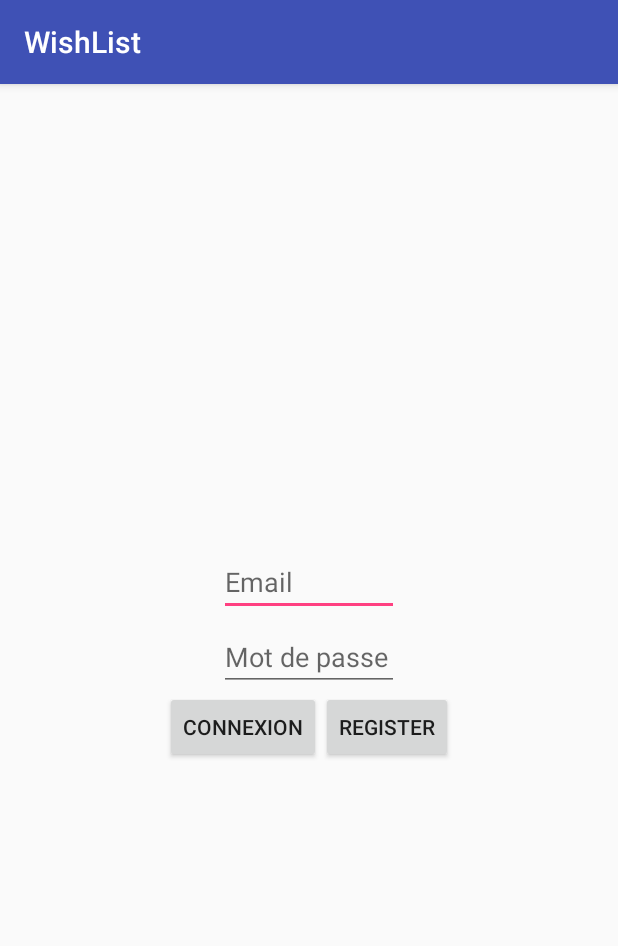
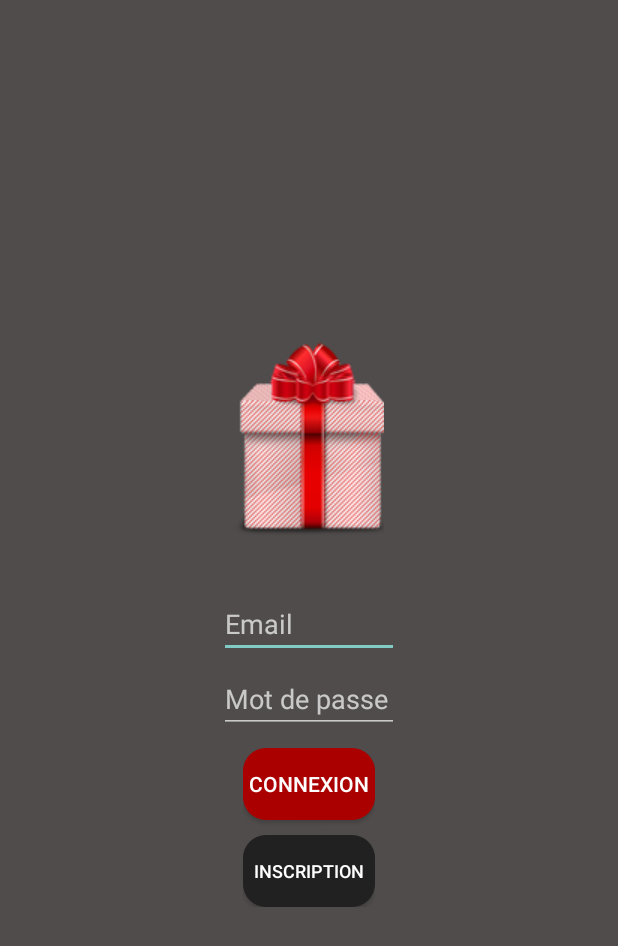
Before and after one commit to xkenzzo31/WishList, an Android app: the screen it shows after launch (MainActivity), on a phone screen of 412 x 824 dp. Shown: the top 946 px of the screen. Run offline under Robolectric (Android 15) with nearby library versions, the phone set to English and light mode, and no system bars; our stand-ins replace Firebase (no records; nobody signed in at launch, a user with empty details on screens opened directly).

Commit message:
mise a jour de l'inscription

```diff
--- /dev/null
+++ b/app/src/main/res/drawable/shape_button_tab.xml
@@ -0,0 +1,5 @@
+<?xml version="1.0" encoding="utf-8"?>
+<selector xmlns:android="http://schemas.android.com/apk/res/android">
+    <item android:drawable="@drawable/shape_button_tab_checked" android:state_checked="true"/>
+    <item android:drawable="@drawable/shape_button_tab_unchecked" android:state_checked="false"/>
+</selector>
--- /dev/null
+++ b/app/src/main/res/drawable/shape_button_tab_unchecked.xml
@@ -0,0 +1,5 @@
+<?xml version="1.0" encoding="utf-8"?>
+<shape xmlns:android="http://schemas.android.com/apk/res/android"
+    android:shape="rectangle">
+    <solid android:color="#212121" />
+</shape>
--- /dev/null
+++ b/app/src/main/res/drawable/shape_button_tab_yellow.xml
@@ -0,0 +1,5 @@
+<?xml version="1.0" encoding="utf-8"?>
+<selector xmlns:android="http://schemas.android.com/apk/res/android">
+    <item android:drawable="@drawable/shape_button_tab_checked_yellow" android:state_checked="true"/>
+    <item android:drawable="@drawable/shape_button_tab_unchecked" android:state_checked="false"/>
+</selector>
--- /dev/null
+++ b/app/src/main/res/drawable/shape_custom_button_grey.xml
@@ -0,0 +1,6 @@
+<?xml version="1.0" encoding="utf-8"?>
+<shape xmlns:android="http://schemas.android.com/apk/res/android"
+    android:shape="rectangle">
+    <solid android:color="#212121" />
+    <corners android:radius="15dp" />
+</shape>
--- /dev/null
+++ b/app/src/main/res/drawable/shape_custom_button_red.xml
@@ -0,0 +1,6 @@
+<?xml version="1.0" encoding="utf-8"?>
+<shape xmlns:android="http://schemas.android.com/apk/res/android"
+    android:shape="rectangle">
+    <solid android:color="#ab0000" />
+    <corners android:radius="15dp" />
+</shape>
--- a/app/src/main/res/layout/activity_main.xml
+++ b/app/src/main/res/layout/activity_main.xml
@@ -5,7 +5,16 @@
     android:layout_width="match_parent"
     android:layout_height="match_parent"
     android:gravity="center"
-    tools:context="com.example.lucas.wishlist.MainActivity">
+    android:background="#4F4C4B"
+    tools:context="com.example.lucas.wishlist.Activity.MainActivity">
+    <ImageView
+        android:id="@+id/image_acceuil"
+        android:layout_width="wrap_content"
+        android:layout_height="wrap_content"
+        />
+    <View
+        android:layout_width="0dp"
+        android:layout_height="30dp"/>
     <EditText
         android:id="@+id/nom_de_compte"
         android:layout_width="120dp"
@@ -22,19 +31,28 @@
         android:layout_height="40dp"
         android:hint="Mot de passe"
         />
+    <View
+        android:layout_width="0dp"
+        android:layout_height="10dp"/>
     <LinearLayout
-        android:orientation="horizontal"
-        android:layout_width="match_parent"
+        android:orientation="vertical"
+        android:layout_width="wrap_content"
         android:layout_height="wrap_content"
         android:gravity="center">
         <Button
             android:id="@+id/button_connect"
             android:text="Connexion"
+            android:background="@drawable/shape_custom_button_red"
             android:layout_width="wrap_content"
             android:layout_height="wrap_content" />
+        <View
+            android:layout_width="0dp"
+            android:layout_height="10dp"/>
         <Button
             android:id="@+id/button_register"
-            android:text="register"
+            android:text="Inscription"
+            android:textSize="12sp"
+            android:background="@drawable/shape_custom_button_grey"
             android:layout_width="wrap_content"
             android:layout_height="wrap_content" />
     </LinearLayout>
```
Also changed, not shown: app/src/main/AndroidManifest.xml (+7 -3 lines), app/src/main/java/Utils/Utils.java (added, +15 -0 lines), app/src/main/java/com/example/lucas/wishlist/Activity/Home_Activity.java (renamed from app/src/main/java/com/example/lucas/wishlist/Home_Activity.java, +5 -13 lines), app/src/main/java/com/example/lucas/wishlist/Activity/MainActivity.java (added, +155 -0 lines), app/src/main/java/com/example/lucas/wishlist/MainActivity.java (deleted, +0 -96 lines), app/src/main/res/drawable/shape_button_tab_checked.xml (added, +13 -0 lines), app/src/main/res/drawable/shape_button_tab_checked_yellow.xml (added, +13 -0 lines), app/src/main/res/layout/activity_home.xml (added, +53 -0 lines), app/src/main/res/layout/activity_home_.xml (deleted, +0 -14 lines), app/src/main/res/layout/custom_dialog.xml (added, +50 -0 lines), app/src/main/res/drawable/logo_ap.png (added).
